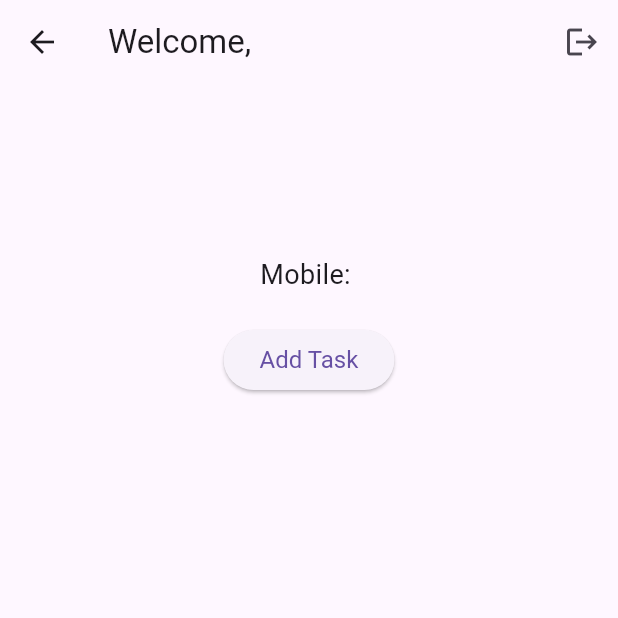
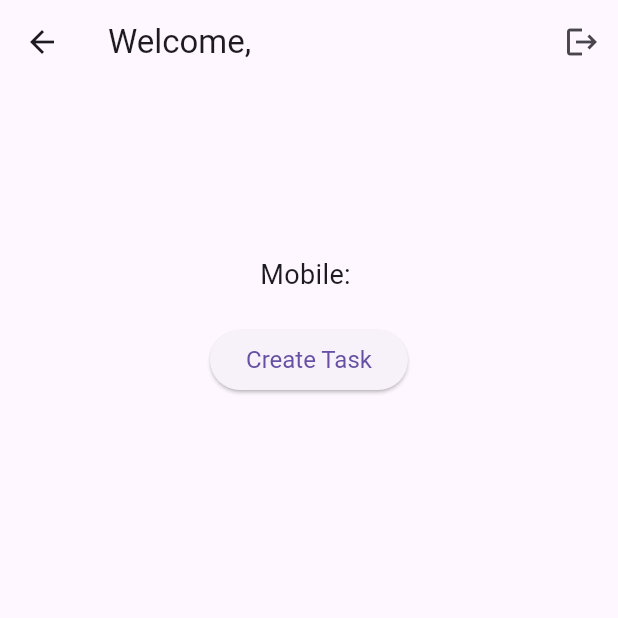
Before and after one commit to MostakAhmedShahad/rest_api_login_registration, a Flutter app: the HomeScreen screen opened by its route, on a phone screen of 412 x 824 dp, the top half of it. Run offline on Flutter 3.47's test engine with Material 3 defaults, Android fonts, the phone set to English and light mode, and no system bars; our stand-ins replace shared_preferences; accounts and stored records are empty.

Commit message:
create_task

```diff
--- a/lib/screens/home_screen.dart
+++ b/lib/screens/home_screen.dart
@@ -163,7 +163,7 @@ class _HomeScreenState extends State<HomeScreen> {
             Text('Mobile: $mobile', style: TextStyle(fontSize: 18)),
             SizedBox(height: 20),
             ElevatedButton(
-              child: Text('Add Task'),
+              child: Text('Create Task'),
               style: ElevatedButton.styleFrom(
                 textStyle: const TextStyle(
                     color: Colors.white,
```
